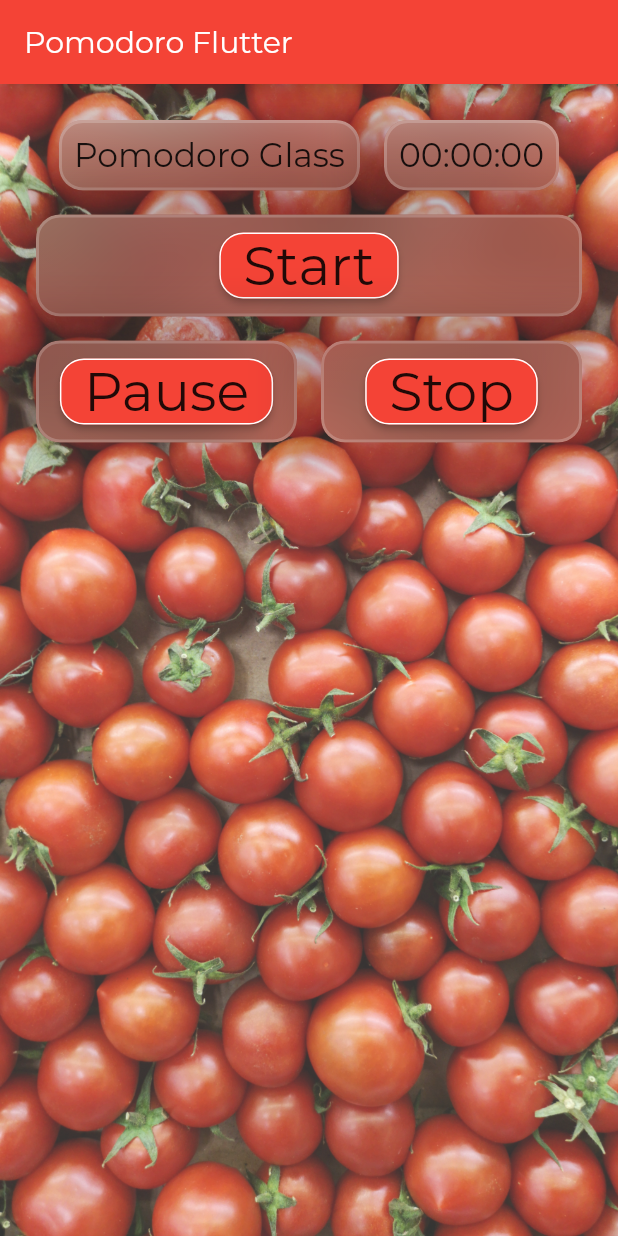
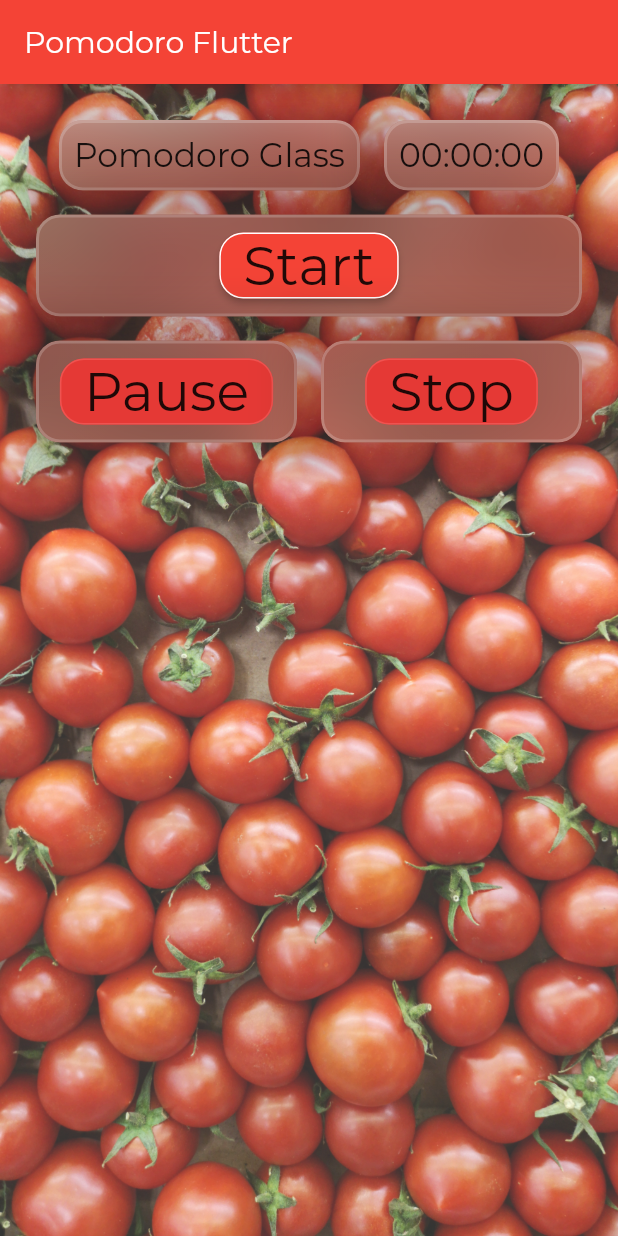
Before and after one commit to Keyband/pomodoro_flutter, a Flutter app: the screen it shows after launch, on a phone screen of 412 x 824 dp. Run offline on Flutter 3.47's test engine with Material 2 defaults, Android fonts, the phone set to English and light mode, and no system bars; drawn by our look-alikes of auto_size_text; project files that could hold a hidden picture were left out.

Commit message:
Changed some options for the GlassButton

```diff
--- a/lib/main.dart
+++ b/lib/main.dart
@@ -136,13 +136,14 @@ class GlassButton extends StatelessWidget {
   Widget build(BuildContext context) {
     return GlassPanel(
         child: RaisedButton(
-      color: Colors.red,
+      elevation: 0,
+      color: Colors.red[600],
       onPressed: () {
         print('Ué');
       },
       shape: RoundedRectangleBorder(
           borderRadius: BorderRadius.circular(16),
-          side: BorderSide(color: Colors.white)),
+          side: BorderSide(color: Colors.red[400])),
       child: AutoSizeText(
         text,
         style: TextStyle(fontSize: 36, fontWeight: FontWeight.w300),
```
